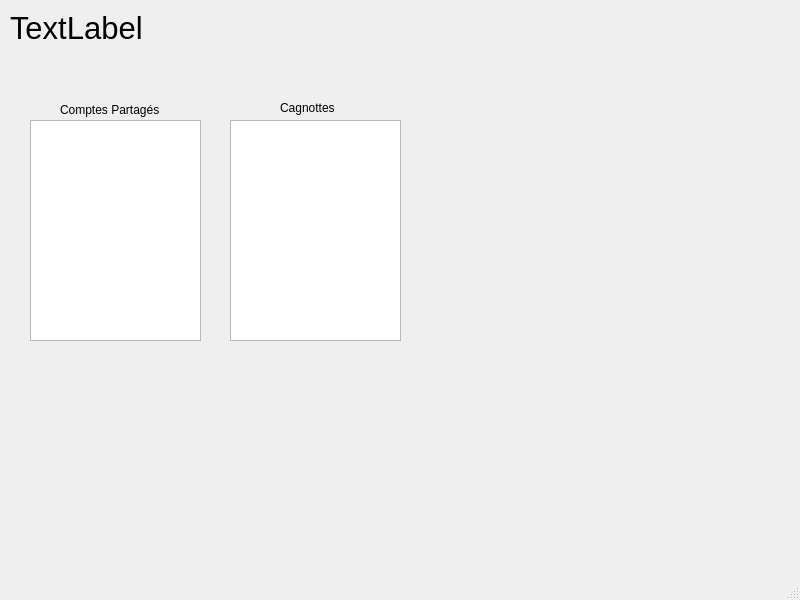
Old version of the form V2.4/accueilutilisateur.ui in the repository emiliagoeurymayo/ShareCount.
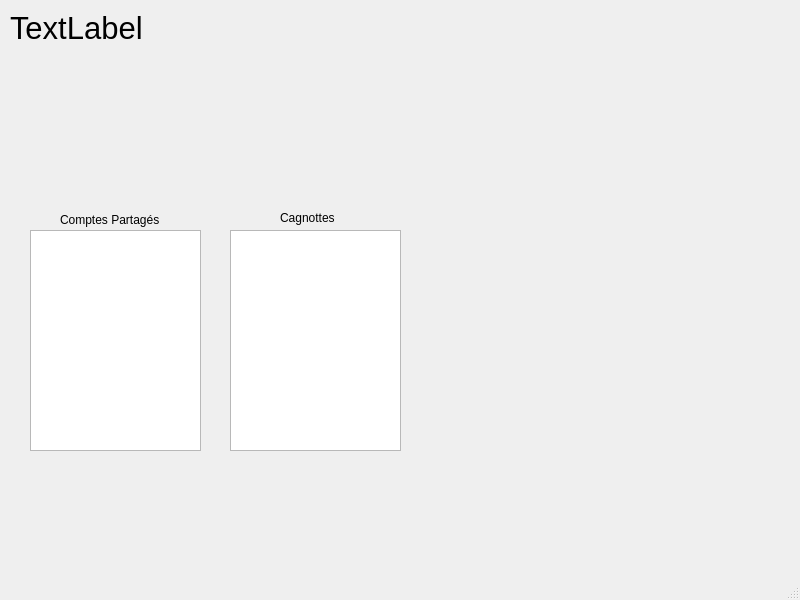
New version of the form.

Patch:
```diff
--- a/V2.4/accueilutilisateur.ui
+++ b/V2.4/accueilutilisateur.ui
@@ -20,7 +20,7 @@
       <x>10</x>
       <y>10</y>
       <width>621</width>
-      <height>61</height>
+      <height>161</height>
      </rect>
     </property>
     <property name="font">
@@ -39,7 +39,7 @@
     <property name="geometry">
      <rect>
       <x>30</x>
-      <y>120</y>
+      <y>230</y>
       <width>171</width>
       <height>221</height>
      </rect>
@@ -49,7 +49,7 @@
     <property name="geometry">
      <rect>
       <x>60</x>
-      <y>100</y>
+      <y>210</y>
       <width>111</width>
       <height>20</height>
      </rect>
@@ -62,7 +62,7 @@
     <property name="geometry">
      <rect>
       <x>230</x>
-      <y>120</y>
+      <y>230</y>
       <width>171</width>
       <height>221</height>
      </rect>
@@ -72,7 +72,7 @@
     <property name="geometry">
      <rect>
       <x>280</x>
-      <y>100</y>
+      <y>210</y>
       <width>71</width>
       <height>16</height>
      </rect>
```
